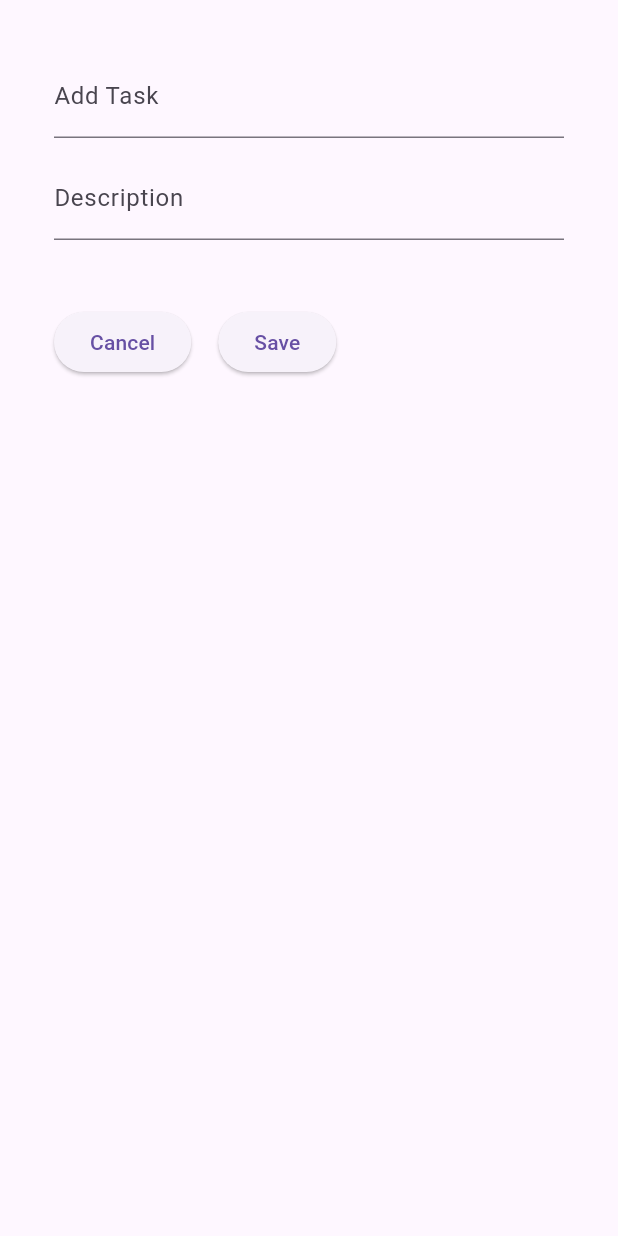
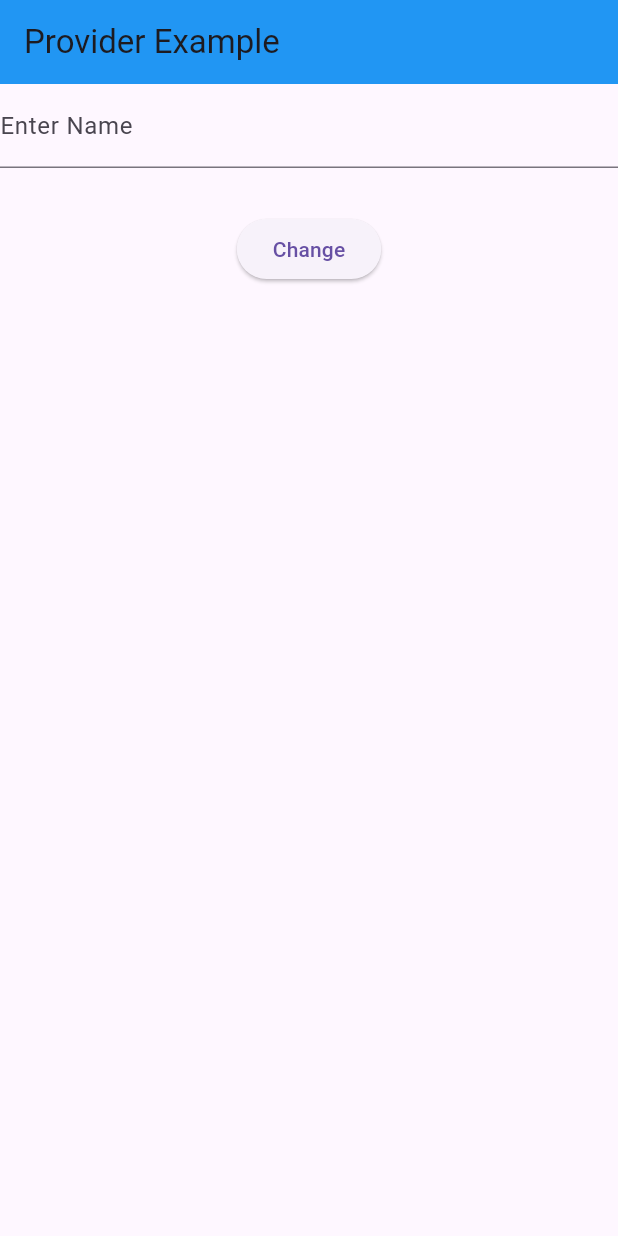
Before and after one commit to ashwanisohaan/todoapp, a Flutter app: the screen it shows after launch, after a tap on the "add" icon, on a phone screen of 412 x 824 dp. Run offline on Flutter 3.47's test engine with Material 3 defaults, Android fonts, the phone set to English and light mode, and no system bars; our stand-ins replace go_router, simple_circular_progress_bar.

Commit message:
Provider
Provider simple example

```diff
--- /dev/null
+++ b/lib/provider/name_provider.dart
@@ -0,0 +1,12 @@
+import 'package:flutter/material.dart';
+
+class NameProvider extends ChangeNotifier {
+  String name;
+
+  NameProvider() : name = '';
+
+  void changeName({required name}) {
+    this.name = name;
+    notifyListeners();
+  }
+}
--- a/lib/routing/app_routing.dart
+++ b/lib/routing/app_routing.dart
@@ -1,4 +1,5 @@
 import 'package:todoapp/screens/addtask_page.dart';
+import 'package:todoapp/screens/setting.dart';
 import 'package:todoapp/screens/splash.dart';
 import 'package:todoapp/screens/tasklist_page.dart';
 import 'package:go_router/go_router.dart';
@@ -7,11 +8,14 @@ class AppRoutes {
   static const screenSplash = '/';
   static const screenTaskListing = '/taskListing';
   static const screenAddTask = '/addTask';
+  static const screenSetting = '/setting';
 
+  // Without Go router use
   static var routes = {
     screenSplash: (context) => SplashScreen(),
     screenTaskListing: (context) => MyList(uniqueId: ''),
     screenAddTask: (context) => AddTask(addNewTask: (a, b) {}),
+    screenSetting: (context) => SettingScreen(),
   };
 }
 
@@ -35,6 +39,10 @@ final goRouterConfig = GoRouter(
       path: AppRoutes.screenAddTask,
       builder: (context, state) => AddTask(addNewTask: (a, b) {}),
     ),
+    GoRoute(
+      path: AppRoutes.screenSetting,
+      builder: (context, state) => SettingScreen(),
+    ),
   ],
   debugLogDiagnostics: true,
 );
--- /dev/null
+++ b/lib/screens/setting.dart
@@ -0,0 +1,41 @@
+import 'package:flutter/material.dart';
+import 'package:go_router/go_router.dart';
+import 'package:provider/provider.dart';
+import 'package:todoapp/provider/name_provider.dart';
+
+class SettingScreen extends StatelessWidget {
+  SettingScreen({super.key});
+
+  final _edtControler = TextEditingController();
+
+  @override
+  Widget build(BuildContext context) {
+    return Scaffold(
+      appBar: AppBar(
+        title: Text("Provider Example"),
+        backgroundColor: Colors.blue,
+      ),
+      body: Column(
+        children: [
+          TextField(
+            controller: _edtControler,
+            decoration: InputDecoration(labelText: 'Enter Name'),
+          ),
+          SizedBox(height: 30),
+          ElevatedButton(
+            onPressed: () {
+              if (_edtControler.text.isNotEmpty) {
+                context.read<NameProvider>().changeName(
+                  name: _edtControler.text,
+                );
+              }
+              // context.pop();
+              Navigator.pop(context);
+            },
+            child: Text("Change"),
+          ),
+        ],
+      ),
+    );
+  }
+}
--- a/lib/screens/tasklist_page.dart
+++ b/lib/screens/tasklist_page.dart
@@ -1,5 +1,9 @@
 import 'package:flutter/material.dart';
+import 'package:go_router/go_router.dart';
+import 'package:provider/provider.dart';
 import 'package:todoapp/models/model_task.dart';
+import 'package:todoapp/provider/name_provider.dart';
+import 'package:todoapp/routing/app_routing.dart';
 import 'package:todoapp/screens/addtask_page.dart';
 import 'package:todoapp/utility/utility.dart';
 
@@ -48,9 +52,16 @@ class _MyListState extends State<MyList> {
   Widget build(BuildContext context) {
     return Scaffold(
       appBar: AppBar(
-        title: Text('Welcome ${widget.uniqueId}'),
+        // title: Text('Welcome ${widget.uniqueId}'),
+        title: Text('Welcome ${context.watch<NameProvider>().name}'),
         actions: <Widget>[
-          IconButton(onPressed: _showBottmSheet, icon: Icon(Icons.add)),
+          //  IconButton(onPressed: _showBottmSheet, icon: Icon(Icons.add)),
+          IconButton(
+            onPressed: () {
+              context.go(AppRoutes.screenSetting);
+            },
+            icon: Icon(Icons.add),
+          ),
         ],
         backgroundColor: Colors.yellow,
       ),
--- a/pubspec.yaml
+++ b/pubspec.yaml
@@ -37,6 +37,7 @@ dependencies:
   simple_circular_progress_bar: ^1.0.2
   uuid: ^4.5.1
   go_router: ^15.0.0
+  provider: ^6.1.4
 
 dev_dependencies:
   flutter_test:
```
Also changed, not shown: lib/main.dart (+8 -1 lines), lib/screens/addtask_page.dart (+7 -0 lines), pubspec.lock.
